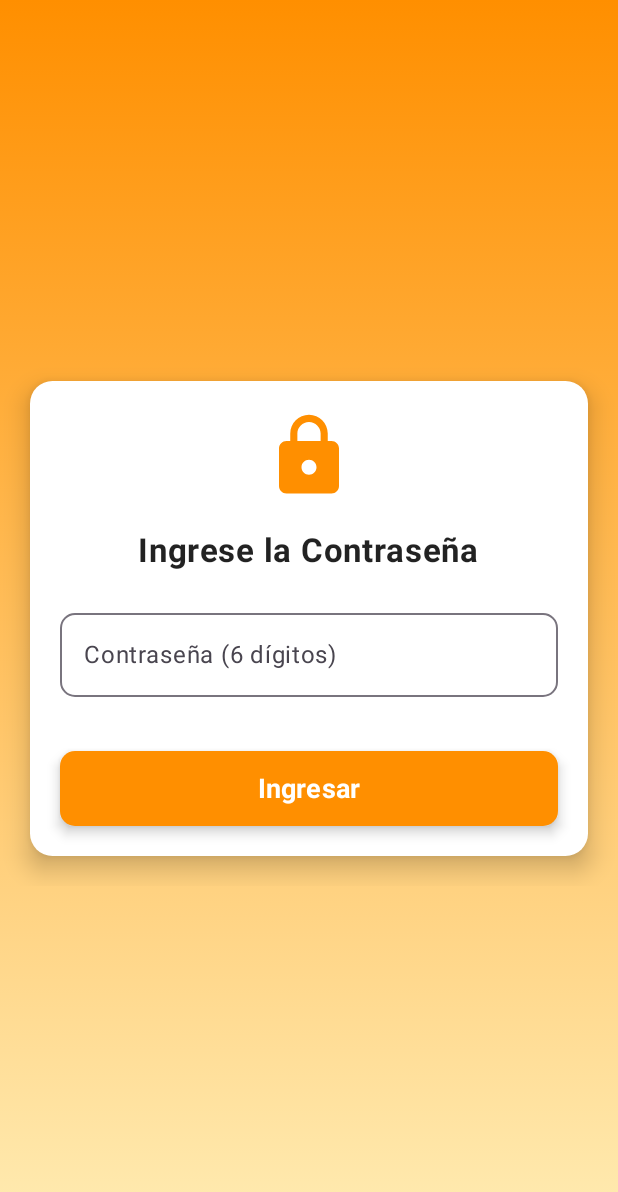
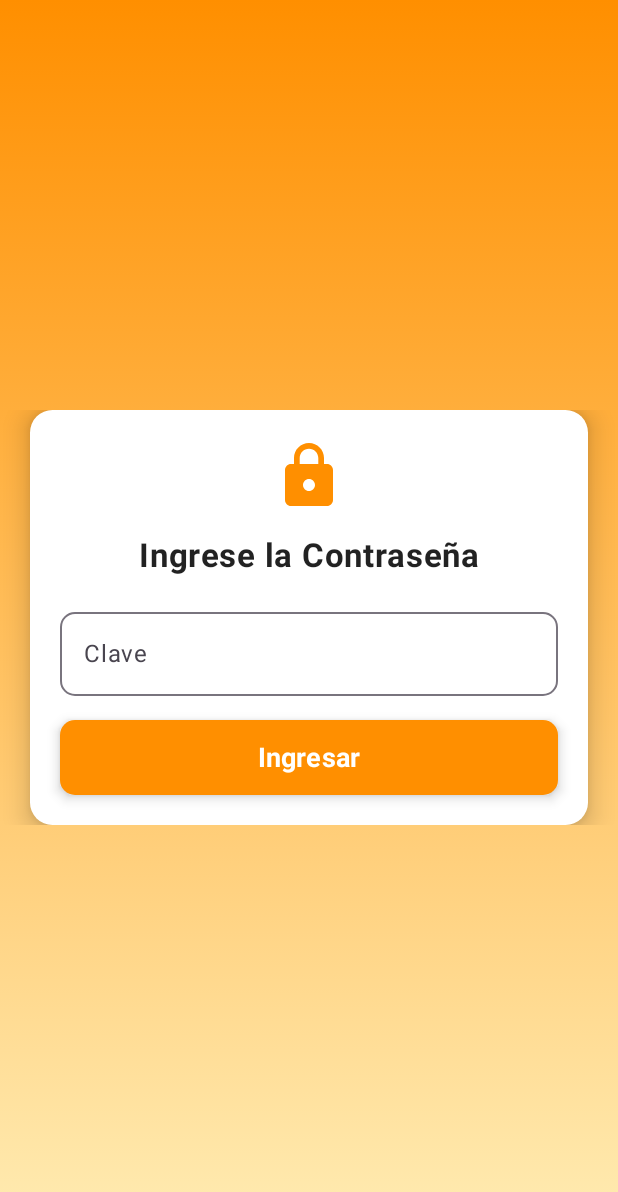
Before and after one commit to Roadixito23/SurayPOSKotlin, an Android app built with Jetpack Compose: the screen it shows after launch (MainActivity), on a phone screen of 412 x 824 dp. Shown: the top 1192 px of the screen. Run offline under Robolectric (Android 15) with nearby library versions, the phone set to English and light mode, and no system bars; libraries missing offline, so code that uses them is left out: woyou.aidlservice.jiuiv5.

Commit message:
feat(ui): ventana flotante común para claves y login flotante
- ui/components/SurayDialog.kt: SurayDialogCard (tarjeta blanca, ícono ámbar, botón ámbar), surayFieldColors,
  PasswordField, PasswordPromptDialog (vibra y limpia al fallar, sin bloqueo), ChangePasswordDialog (actual +
  nueva + repetir) y NumberInputDialog. El teclado aparece solo y la ventana sube con él.
- domain/SettingsInput.kt: PasswordChange.validate (función pura) con tests JVM.
- LoginScreen: tarjeta flotante sobre el degradado ámbar; mantiene el bloqueo progresivo y la cuenta atrás,
  hasta 12 caracteres y etiqueta «Clave»; devuelve el foco y el teclado al terminar el bloqueo.

```diff
--- /dev/null
+++ b/app/src/main/kotlin/cl/suray/posbus/ui/components/SurayDialog.kt
@@ -0,0 +1,291 @@
+package cl.suray.posbus.ui.components
+
+import androidx.compose.foundation.layout.Arrangement
+import androidx.compose.foundation.layout.Column
+import androidx.compose.foundation.layout.fillMaxWidth
+import androidx.compose.foundation.layout.height
+import androidx.compose.foundation.layout.padding
+import androidx.compose.foundation.layout.size
+import androidx.compose.foundation.layout.widthIn
+import androidx.compose.foundation.rememberScrollState
+import androidx.compose.foundation.shape.RoundedCornerShape
+import androidx.compose.foundation.text.KeyboardActions
+import androidx.compose.foundation.text.KeyboardOptions
+import androidx.compose.foundation.verticalScroll
+import androidx.compose.material.icons.Icons
+import androidx.compose.material.icons.filled.Lock
+import androidx.compose.material3.Button
+import androidx.compose.material3.ButtonDefaults
+import androidx.compose.material3.Card
+import androidx.compose.material3.CardDefaults
+import androidx.compose.material3.Icon
+import androidx.compose.material3.OutlinedTextField
+import androidx.compose.material3.OutlinedTextFieldDefaults
+import androidx.compose.material3.Text
+import androidx.compose.material3.TextButton
+import androidx.compose.material3.TextFieldColors
+import androidx.compose.runtime.Composable
+import androidx.compose.runtime.LaunchedEffect
+import androidx.compose.runtime.SideEffect
+import androidx.compose.runtime.getValue
+import androidx.compose.runtime.mutableStateOf
+import androidx.compose.runtime.remember
+import androidx.compose.runtime.setValue
+import androidx.compose.ui.Alignment
+import androidx.compose.ui.Modifier
+import androidx.compose.ui.focus.FocusRequester
+import androidx.compose.ui.focus.focusRequester
+import androidx.compose.ui.graphics.Color
+import androidx.compose.ui.graphics.painter.Painter
+import androidx.compose.ui.graphics.vector.rememberVectorPainter
+import androidx.compose.ui.platform.LocalContext
+import androidx.compose.ui.platform.LocalSoftwareKeyboardController
+import androidx.compose.ui.platform.LocalView
+import androidx.compose.ui.text.font.FontWeight
+import androidx.compose.ui.text.input.ImeAction
+import androidx.compose.ui.text.input.KeyboardType
+import androidx.compose.ui.text.input.PasswordVisualTransformation
+import androidx.compose.ui.text.style.TextAlign
+import androidx.compose.ui.unit.dp
+import androidx.compose.ui.unit.sp
+import androidx.compose.ui.window.Dialog
+import androidx.compose.ui.window.DialogProperties
+import androidx.compose.ui.window.DialogWindowProvider
+import cl.suray.posbus.domain.PasswordChange
+import cl.suray.posbus.domain.PasswordChangeError
+import cl.suray.posbus.ui.theme.SurayColors
+import cl.suray.posbus.ui.vibrateError
+import kotlinx.coroutines.delay
+
+/** Forma y colores de los campos de las ventanas flotantes (borde y etiqueta ámbar al enfocar). */
+val SurayFieldShape = RoundedCornerShape(10.dp)
+
+@Composable
+fun surayFieldColors(): TextFieldColors = OutlinedTextFieldDefaults.colors(
+    focusedBorderColor = SurayColors.Amber800,
+    focusedLabelColor = SurayColors.Amber800,
+    cursorColor = SurayColors.Amber800,
+)
+
+/**
+ * Ventana flotante común: tarjeta blanca, ícono ámbar, título en negrita y botón principal ámbar a todo el ancho,
+ * con el estilo del login. Sube con el teclado (el contenido hace scroll en pantallas pequeñas).
+ */
+@Composable
+fun SurayDialogCard(
+    title: String,
+    onDismiss: () -> Unit,
+    confirmText: String,
+    onConfirm: () -> Unit,
+    modifier: Modifier = Modifier,
+    icon: Painter = rememberVectorPainter(Icons.Default.Lock),
+    confirmEnabled: Boolean = true,
+    dismissible: Boolean = true,
+    dimBackground: Boolean = true,
+    content: @Composable () -> Unit,
+) {
+    Dialog(
+        onDismissRequest = onDismiss,
+        properties = DialogProperties(
+            dismissOnBackPress = dismissible,
+            dismissOnClickOutside = false,
+            usePlatformDefaultWidth = false,
+        ),
+    ) {
+        if (!dimBackground) {
+            val window = (LocalView.current.parent as? DialogWindowProvider)?.window
+            SideEffect { window?.setDimAmount(0f) }
+        }
+        Card(
+            modifier.fillMaxWidth().widthIn(max = 420.dp).padding(horizontal = 20.dp),
+            shape = RoundedCornerShape(15.dp),
+            elevation = CardDefaults.cardElevation(10.dp),
+            colors = CardDefaults.cardColors(containerColor = Color.White),
+        ) {
+            Column(
+                Modifier.verticalScroll(rememberScrollState()).padding(20.dp).fillMaxWidth(),
+                horizontalAlignment = Alignment.CenterHorizontally,
+                verticalArrangement = Arrangement.spacedBy(16.dp),
+            ) {
+                Icon(icon, null, Modifier.size(48.dp), tint = SurayColors.Amber800)
+                Text(title, fontSize = 22.sp, fontWeight = FontWeight.Bold, color = Color(0xDD000000), textAlign = TextAlign.Center)
+                content()
+                Button(
+                    onClick = onConfirm,
+                    enabled = confirmEnabled,
+                    shape = RoundedCornerShape(10.dp),
+                    colors = ButtonDefaults.buttonColors(containerColor = SurayColors.Amber800),
+                    elevation = ButtonDefaults.buttonElevation(5.dp),
+                    modifier = Modifier.fillMaxWidth().height(50.dp),
+                ) { Text(confirmText, fontSize = 18.sp, fontWeight = FontWeight.Bold) }
+                if (dismissible) TextButton(onDismiss) { Text("Cancelar", color = SurayColors.Amber900) }
+            }
+        }
+    }
+}
+
+/** Pide el foco para el campo y abre el teclado al mostrarse la ventana. */
+@Composable
+fun rememberAutoFocus(): FocusRequester {
+    val requester = remember { FocusRequester() }
+    val keyboard = LocalSoftwareKeyboardController.current
+    LaunchedEffect(Unit) {
+        delay(150) // la ventana aún se está montando; en Android 6 pedirlo antes no abre el teclado
+        runCatching { requester.requestFocus() }
+        keyboard?.show()
+    }
+    return requester
+}
+
+/** Campo de clave: texto oculto, teclado numérico y hasta [MAX_PASSWORD_LENGTH] caracteres. */
+@Composable
+fun PasswordField(
+    value: String,
+    onValueChange: (String) -> Unit,
+    label: String,
+    modifier: Modifier = Modifier,
+    isError: Boolean = false,
+    enabled: Boolean = true,
+    supporting: String? = null,
+    imeAction: ImeAction = ImeAction.Done,
+    onImeAction: () -> Unit = {},
+) {
+    OutlinedTextField(
+        value = value,
+        onValueChange = { onValueChange(it.take(MAX_PASSWORD_LENGTH)) },
+        label = { Text(label) },
+        enabled = enabled,
+        isError = isError,
+        supportingText = supporting?.let { { Text(it) } },
+        singleLine = true,
+        shape = SurayFieldShape,
+        colors = surayFieldColors(),
+        visualTransformation = PasswordVisualTransformation(),
+        keyboardOptions = KeyboardOptions(keyboardType = KeyboardType.NumberPassword, imeAction = imeAction),
+        keyboardActions = KeyboardActions(onDone = { onImeAction() }, onNext = { onImeAction() }),
+        modifier = modifier.fillMaxWidth(),
+    )
+}
+
+const val MAX_PASSWORD_LENGTH = 12
+
+/**
+ * Pide una clave antes de una acción (anular, reimprimir, Ajustes…). Si falla: vibración corta, error y campo vacío;
+ * sin bloqueo por intentos (el bloqueo progresivo es solo del login).
+ */
+@Composable
+fun PasswordPromptDialog(
+    title: String,
+    verify: (String) -> Boolean,
+    onSuccess: () -> Unit,
+    onCancel: () -> Unit,
+    icon: Painter = rememberVectorPainter(Icons.Default.Lock),
+) {
+    val context = LocalContext.current
+    var input by remember { mutableStateOf("") }
+    var error by remember { mutableStateOf(false) }
+    val focus = rememberAutoFocus()
+
+    fun submit() {
+        if (verify(input)) onSuccess() else {
+            context.vibrateError(locked = false)
+            error = true
+            input = ""
+        }
+    }
+
+    SurayDialogCard(title, onCancel, confirmText = "Confirmar", onConfirm = ::submit, icon = icon) {
+        PasswordField(
+            input, { input = it; error = false }, if (error) "Clave incorrecta" else "Clave",
+            Modifier.focusRequester(focus), isError = error, onImeAction = ::submit,
+        )
+    }
+}
+
+/**
+ * Cambio de clave con tres campos: actual, nueva y repetir. [onSave] devuelve un motivo de rechazo (o `null` si guardó),
+ * que se muestra en la propia ventana.
+ */
+@Composable
+fun ChangePasswordDialog(
+    label: String,
+    verifyCurrent: (String) -> Boolean,
+    exactLength: Boolean,
+    onSave: (String) -> String?,
+    onCancel: () -> Unit,
+) {
+    val context = LocalContext.current
+    var current by remember { mutableStateOf("") }
+    var new by remember { mutableStateOf("") }
+    var repeat by remember { mutableStateOf("") }
+    var error by remember { mutableStateOf<PasswordChangeError?>(null) }
+    var rejection by remember { mutableStateOf<String?>(null) }
+    val focus = rememberAutoFocus()
+
+    fun submit() {
+        val e = PasswordChange.validate(verifyCurrent(current), new, repeat, exactLength)
+        error = e
+        if (e != null) {
+            context.vibrateError(locked = false)
+            if (e == PasswordChangeError.CurrentWrong) current = ""
+            return
+        }
+        rejection = onSave(new)
+    }
+    fun msg(which: PasswordChangeError) =
+        if (error == which) PasswordChange.message(which, exactLength) else null
+
+    SurayDialogCard("Cambiar $label", onCancel, confirmText = "Guardar", onConfirm = ::submit) {
+        Column(verticalArrangement = Arrangement.spacedBy(8.dp)) {
+            PasswordField(
+                current, { current = it; error = null }, "Clave actual", Modifier.focusRequester(focus),
+                isError = error == PasswordChangeError.CurrentWrong,
+                supporting = msg(PasswordChangeError.CurrentWrong), imeAction = ImeAction.Next,
+            )
+            PasswordField(
+                new, { new = it; error = null }, "Nueva clave",
+                isError = error == PasswordChangeError.InvalidLength,
+                supporting = msg(PasswordChangeError.InvalidLength), imeAction = ImeAction.Next,
+            )
+            PasswordField(
+                repeat, { repeat = it; error = null }, "Repetir nueva clave",
+                isError = error == PasswordChangeError.Mismatch,
+                supporting = msg(PasswordChangeError.Mismatch), onImeAction = ::submit,
+            )
+            rejection?.let { Text(it, color = SurayColors.Red700, fontSize = 14.sp) }
+        }
+    }
+}
+
+/** Entrada de un número (p. ej. el ID de terminal); [onSave] devuelve el motivo del rechazo o `null` si guardó. */
+@Composable
+fun NumberInputDialog(
+    title: String,
+    label: String,
+    initial: String,
+    maxLength: Int,
+    onSave: (String) -> String?,
+    onCancel: () -> Unit,
+    icon: Painter = rememberVectorPainter(Icons.Default.Lock),
+) {
+    var value by remember { mutableStateOf(initial) }
+    var error by remember { mutableStateOf<String?>(null) }
+    val focus = rememberAutoFocus()
+    fun submit() { error = onSave(value) }
+
+    SurayDialogCard(title, onCancel, confirmText = "Guardar", onConfirm = ::submit, icon = icon) {
+        OutlinedTextField(
+            value = value,
+            onValueChange = { value = it.filter(Char::isDigit).take(maxLength); error = null },
+            label = { Text(label) },
+            isError = error != null,
+            supportingText = error?.let { { Text(it) } },
+            singleLine = true,
+            shape = SurayFieldShape,
+            colors = surayFieldColors(),
+            keyboardOptions = KeyboardOptions(keyboardType = KeyboardType.Number, imeAction = ImeAction.Done),
+            keyboardActions = KeyboardActions(onDone = { submit() }),
+            modifier = Modifier.fillMaxWidth().focusRequester(focus),
+        )
+    }
+}
--- a/app/src/main/kotlin/cl/suray/posbus/ui/login/LoginScreen.kt
+++ b/app/src/main/kotlin/cl/suray/posbus/ui/login/LoginScreen.kt
@@ -1,54 +1,31 @@
 package cl.suray.posbus.ui.login
 
 import androidx.compose.foundation.background
-import androidx.compose.foundation.layout.Arrangement
 import androidx.compose.foundation.layout.Box
-import androidx.compose.foundation.layout.Column
 import androidx.compose.foundation.layout.fillMaxSize
-import androidx.compose.foundation.layout.fillMaxWidth
-import androidx.compose.foundation.layout.height
-import androidx.compose.foundation.layout.padding
-import androidx.compose.foundation.layout.size
-import androidx.compose.foundation.rememberScrollState
-import androidx.compose.foundation.shape.RoundedCornerShape
-import androidx.compose.foundation.text.KeyboardActions
-import androidx.compose.foundation.text.KeyboardOptions
-import androidx.compose.foundation.verticalScroll
-import androidx.compose.material.icons.Icons
-import androidx.compose.material.icons.filled.Lock
-import androidx.compose.material3.Button
-import androidx.compose.material3.ButtonDefaults
-import androidx.compose.material3.Card
-import androidx.compose.material3.CardDefaults
-import androidx.compose.material3.Icon
-import androidx.compose.material3.OutlinedTextField
-import androidx.compose.material3.OutlinedTextFieldDefaults
-import androidx.compose.material3.Text
 import androidx.compose.runtime.Composable
+import androidx.compose.runtime.LaunchedEffect
 import androidx.compose.runtime.getValue
 import androidx.compose.runtime.mutableStateOf
 import androidx.compose.runtime.remember
 import androidx.compose.runtime.setValue
-import androidx.compose.ui.Alignment
 import androidx.compose.ui.Modifier
+import androidx.compose.ui.focus.focusRequester
 import androidx.compose.ui.graphics.Brush
-import androidx.compose.ui.graphics.Color
-import androidx.compose.ui.text.TextStyle
-import androidx.compose.ui.text.font.FontWeight
-import androidx.compose.ui.text.input.KeyboardType
-import androidx.compose.ui.text.input.PasswordVisualTransformation
-import androidx.compose.ui.text.input.ImeAction
-import androidx.compose.ui.text.style.TextAlign
-import androidx.compose.ui.unit.dp
-import androidx.compose.ui.unit.sp
+import androidx.compose.ui.platform.LocalContext
+import androidx.compose.ui.platform.LocalSoftwareKeyboardController
 import cl.suray.posbus.domain.LockoutPolicy
+import cl.suray.posbus.ui.components.PasswordField
+import cl.suray.posbus.ui.components.SurayDialogCard
+import cl.suray.posbus.ui.components.rememberAutoFocus
 import cl.suray.posbus.ui.theme.SurayColors
 import cl.suray.posbus.ui.vibrateError
-import androidx.compose.runtime.LaunchedEffect
-import androidx.compose.ui.platform.LocalContext
 import kotlinx.coroutines.delay
 
-/** Equivale a `LoginScreen`: clave de 6 dígitos. El acceso por NFC se agrega con las integraciones. */
+/**
+ * Equivale a `LoginScreen`: tarjeta flotante (la misma ventana que el resto de las claves) sobre el degradado ámbar.
+ * Mantiene el bloqueo progresivo con cuenta atrás. El acceso por NFC se agrega con las integraciones.
+ */
 @Composable
 fun LoginScreen(verify: (String) -> Boolean, lockout: LockoutPolicy, onSuccess: () -> Unit) {
     val context = LocalContext.current
@@ -64,6 +41,16 @@ fun LoginScreen(verify: (String) -> Boolean, lockout: LockoutPolicy, onSuccess:
         }
     }
     val locked = remaining > 0
+    val focus = rememberAutoFocus()
+    val keyboard = LocalSoftwareKeyboardController.current
+    // Al terminar el bloqueo el campo se habilita sin foco: se lo devolvemos para que el teclado vuelva solo.
+    LaunchedEffect(locked) {
+        if (!locked) {
+            delay(100)
+            runCatching { focus.requestFocus() }
+            keyboard?.show()
+        }
+    }
 
     fun submit() {
         if (locked) return
@@ -83,55 +70,22 @@ fun LoginScreen(verify: (String) -> Boolean, lockout: LockoutPolicy, onSuccess:
         Modifier
             .fillMaxSize()
             .background(Brush.verticalGradient(listOf(SurayColors.Amber800, SurayColors.Amber100))),
-        contentAlignment = Alignment.Center,
+    )
+    SurayDialogCard(
+        title = "Ingrese la Contraseña",
+        onDismiss = {},
+        confirmText = "Ingresar",
+        onConfirm = ::submit,
+        confirmEnabled = !locked,
+        dismissible = false,
+        dimBackground = false,
     ) {
-        Column(Modifier.verticalScroll(rememberScrollState()).padding(20.dp)) {
-            Card(
-                shape = RoundedCornerShape(15.dp),
-                elevation = CardDefaults.cardElevation(10.dp),
-                colors = CardDefaults.cardColors(containerColor = Color.White),
-            ) {
-                Column(
-                    Modifier.padding(20.dp).fillMaxWidth(),
-                    horizontalAlignment = Alignment.CenterHorizontally,
-                    verticalArrangement = Arrangement.spacedBy(20.dp),
-                ) {
-                    Icon(Icons.Default.Lock, null, Modifier.size(60.dp), tint = SurayColors.Amber800)
-                    Text("Ingrese la Contraseña", fontSize = 22.sp, fontWeight = FontWeight.Bold, color = Color(0xDD000000))
-                    OutlinedTextField(
-                        value = password,
-                        onValueChange = { if (it.length <= 6) { password = it; error = false } },
-                        label = { Text("Contraseña (6 dígitos)") },
-                        enabled = !locked,
-                        isError = error || locked,
-                        supportingText = {
-                            when {
-                                locked -> Text("Demasiados intentos. Espere $remaining s")
-                                error -> Text("Contraseña incorrecta")
-                            }
-                        },
-                        singleLine = true,
-                        visualTransformation = PasswordVisualTransformation(),
-                        keyboardOptions = KeyboardOptions(keyboardType = KeyboardType.NumberPassword, imeAction = ImeAction.Done),
-                        keyboardActions = KeyboardActions(onDone = { submit() }),
-                        textStyle = TextStyle(fontSize = 18.sp, letterSpacing = 8.sp, textAlign = TextAlign.Center),
-                        shape = RoundedCornerShape(10.dp),
-                        colors = OutlinedTextFieldDefaults.colors(
-                            focusedBorderColor = SurayColors.Amber800,
-                            focusedLabelColor = SurayColors.Amber800,
-                        ),
-                        modifier = Modifier.fillMaxWidth(),
-                    )
-                    Button(
-                        onClick = ::submit,
-                        enabled = !locked,
-                        shape = RoundedCornerShape(10.dp),
-                        colors = ButtonDefaults.buttonColors(containerColor = SurayColors.Amber800),
-                        elevation = ButtonDefaults.buttonElevation(5.dp),
-                        modifier = Modifier.fillMaxWidth().height(50.dp),
-                    ) { Text("Ingresar", fontSize = 18.sp, fontWeight = FontWeight.Bold) }
-                }
-            }
-        }
+        PasswordField(
+            password, { password = it; error = false }, if (error) "Clave incorrecta" else "Clave",
+            Modifier.focusRequester(focus),
+            isError = error || locked, enabled = !locked,
+            supporting = if (locked) "Demasiados intentos. Espere $remaining s" else null,
+            onImeAction = ::submit,
+        )
     }
 }
```
Also changed, not shown: app/src/main/kotlin/cl/suray/posbus/domain/SettingsInput.kt (+29 -0 lines), 1 other file.
